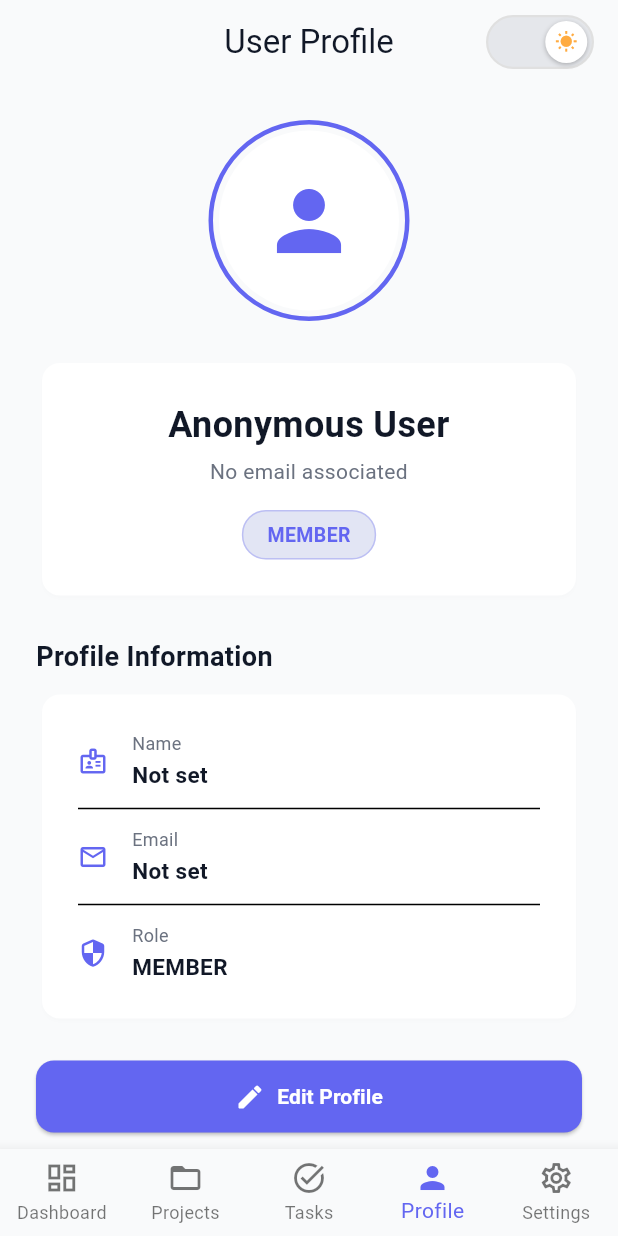
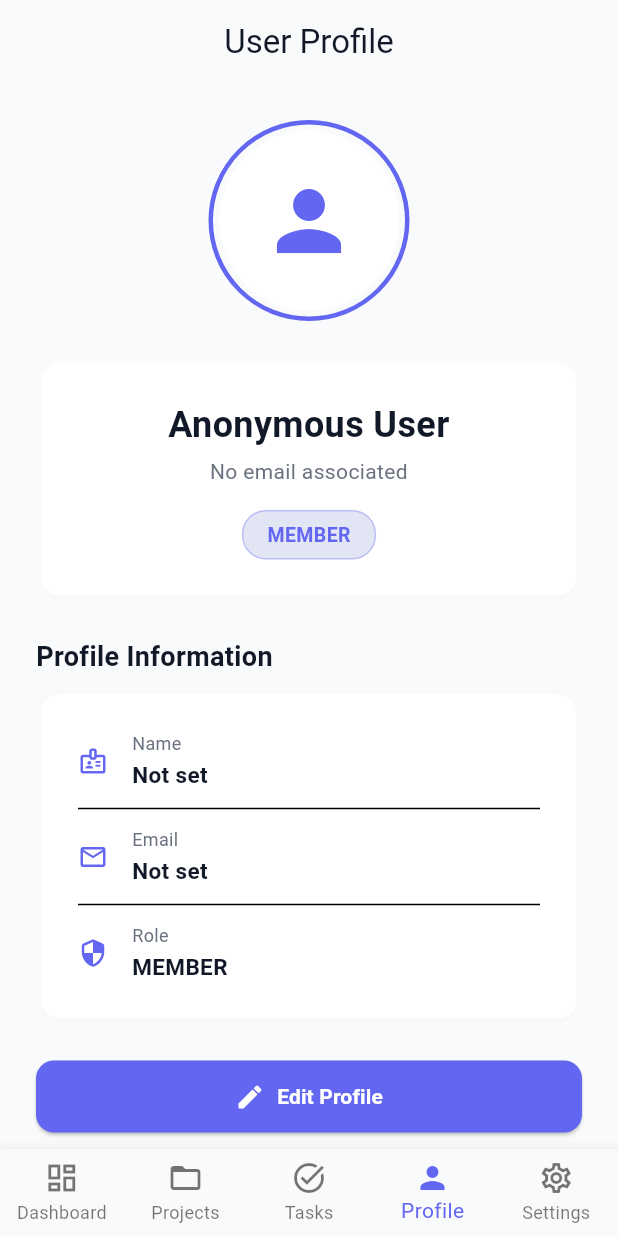
Before and after one commit to PhamNguyenDuyHoang106/PRM393-Group5, a Flutter app: the ProfileScreen screen opened by its route, on a phone screen of 412 x 824 dp. Run offline on Flutter 3.47's test engine with Material 3 defaults, Android fonts, the phone set to English and light mode, and no system bars; our stand-ins replace connectivity_plus, dio, firebase_auth, firebase_core, fl_chart, flutter_riverpod and 5 more; accounts and stored records are empty.

Commit message:
Remove ThemeToggleSwitch from profile screen to prevent dark mode state duplication

```diff
--- a/lib/views/auth/profile_screen.dart
+++ b/lib/views/auth/profile_screen.dart
@@ -181,17 +181,6 @@ class _ProfileScreenState extends ConsumerState<ProfileScreen> {
         backgroundColor: Colors.transparent,
         elevation: 0,
         automaticallyImplyLeading: false,
-        actions: [
-          // Day/Night mode switch (shortened by half, no text labels)
-          ThemeToggleSwitch(
-            isDark: isDark,
-            onChanged: (val) {
-              ref.read(themeModeProvider.notifier).state =
-                  val ? ThemeMode.dark : ThemeMode.light;
-            },
-          ),
-          const SizedBox(width: AppConstants.paddingMd),
-        ],
       ),
       body: Center(
         child: SingleChildScrollView(
@@ -546,70 +535,6 @@ class _ProfileScreenState extends ConsumerState<ProfileScreen> {
   }
 }
 
-// ─── ThemeToggleSwitch (Shortened by half, only circular slider, no text) ───
-class ThemeToggleSwitch extends StatelessWidget {
-  final bool isDark;
-  final ValueChanged<bool> onChanged;
-
-  const ThemeToggleSwitch({
-    super.key,
-    required this.isDark,
-    required this.onChanged,
-  });
-
-  @override
-  Widget build(BuildContext context) {
-    return GestureDetector(
-      onTap: () => onChanged(!isDark),
-      child: AnimatedContainer(
-        duration: const Duration(milliseconds: 300),
-        width: 72, // Reduced width to about half of original 145
-        height: 36,
-        decoration: BoxDecoration(
-          borderRadius: BorderRadius.circular(18),
-          color: isDark ? Colors.black : const Color(0xFFE5E7EB),
-          border: Border.all(
-            color: isDark ? Colors.grey[850]! : Colors.grey[300]!,
-            width: 1.5,
-          ),
-        ),
-        padding: const EdgeInsets.symmetric(horizontal: 3),
-        child: Stack(
-          alignment: Alignment.center,
-          children: [
-            // Sliding Circular Icon Handle
-            AnimatedAlign(
-              duration: const Duration(milliseconds: 300),
-              curve: Curves.easeInOut,
-              alignment: isDark ? Alignment.centerLeft : Alignment.centerRight,
-              child: Container(
-                width: 28,
-                height: 28,
-                decoration: const BoxDecoration(
-                  shape: BoxShape.circle,
-                  color: Colors.white,
-                  boxShadow: [
-                    BoxShadow(
-                      color: Colors.black26,
-                      blurRadius: 2,
-                      offset: Offset(0, 1),
-                    ),
-                  ],
-                ),
-                child: Icon(
-                  isDark ? Icons.nightlight_round : Icons.wb_sunny,
-                  color: isDark ? Colors.black87 : Colors.orangeAccent,
-                  size: 15,
-                ),
-              ),
-            ),
-          ],
-        ),
-      ),
-    );
-  }
-}
-
 // ─── ProfileDetailItem Widget ────────────────────────────────────────────────
 class _ProfileDetailItem extends StatelessWidget {
   final IconData icon;
```
